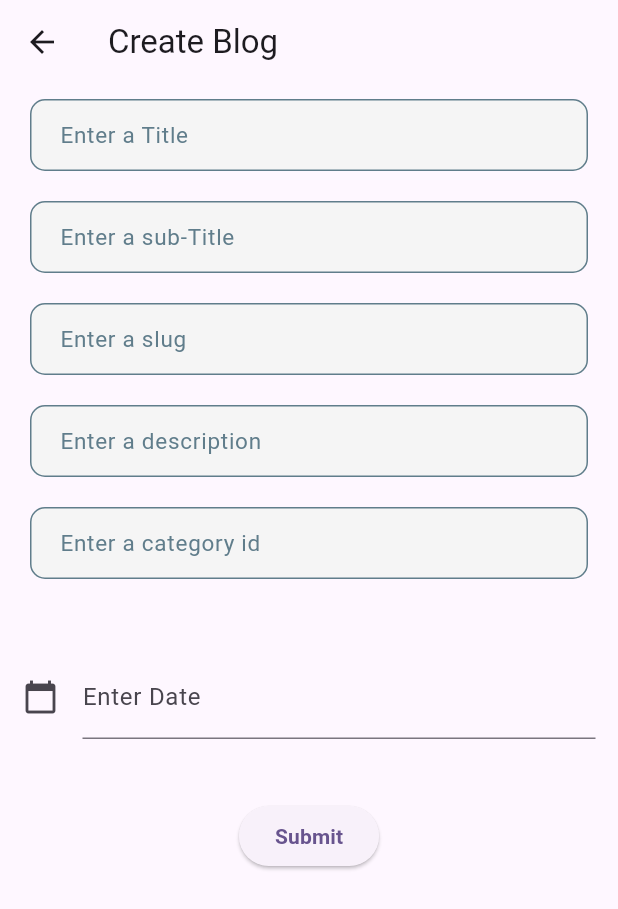
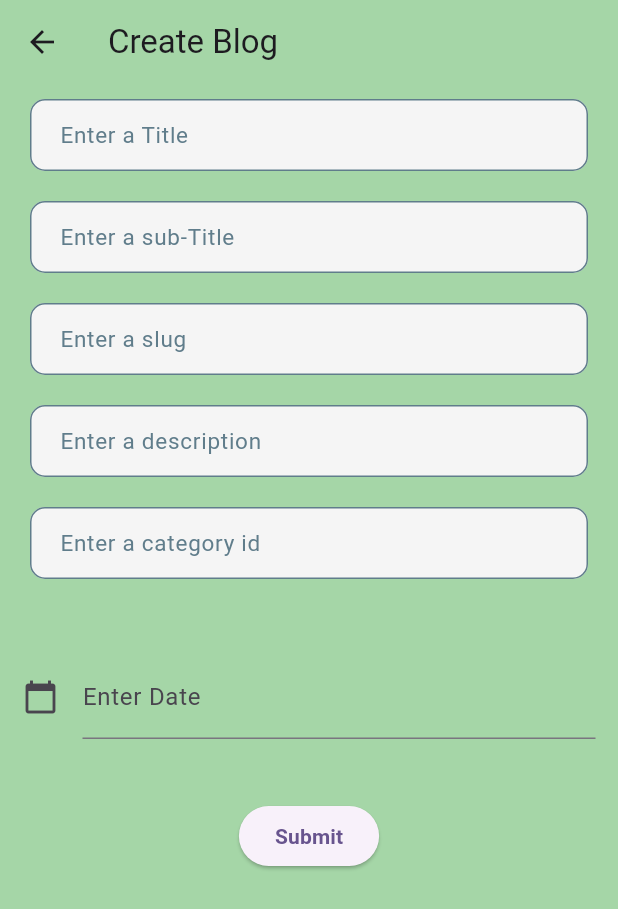
Before and after one commit to majharul-islam181/task_blogApp, a Flutter app: the CreateBlogScreen screen opened directly with empty values, on a phone screen of 412 x 824 dp. Shown: the top 909 px of the screen. Run offline on Flutter 3.47's test engine with Material 3 defaults, Android fonts, the phone set to English and light mode, and no system bars; our stand-ins replace lottie.

Commit message:
finally huuh.

```diff
--- a/lib/costom_widgets/costom_textfield.dart
+++ b/lib/costom_widgets/costom_textfield.dart
@@ -4,8 +4,8 @@ class CustomTextField extends StatelessWidget {
   final String labelText;
   final TextEditingController textEditingController;
   // final bool showErrorText;
-  const CustomTextField(
-      {super.key,
+  const CustomTextField({
+    super.key,
     required this.labelText,
     required this.textEditingController,
   });
@@ -40,8 +40,6 @@ class CustomTextField extends StatelessWidget {
             ),
             filled: true,
             fillColor: Colors.grey.shade100,
-            // errorText:
-            //     showErrorText == true ? "$labelText can not be empty." : null),
           ),
         ));
   }
--- a/lib/screens/createBlog_screen.dart
+++ b/lib/screens/createBlog_screen.dart
@@ -41,10 +41,9 @@ class _CreateBlogScreenState extends State<CreateBlogScreen> {
 
   void createBlog(String title, String subTitle, String slug, String categoryId,
       String description, String date) async {
-
-      Map<String, String> headers = {
-        "Authorization": 'Bearer ${widget.token}',
-      };
+    Map<String, String> headers = {
+      "Authorization": 'Bearer ${widget.token}',
+    };
 
     try {
       Response response = await post(
@@ -62,8 +61,6 @@ class _CreateBlogScreenState extends State<CreateBlogScreen> {
 
       if (response.statusCode == 200) {
         log('success');
-
-
 
         ScaffoldMessenger.of(context).showSnackBar(const SnackBar(
           content: Text("Successful"),
@@ -85,7 +82,9 @@ class _CreateBlogScreenState extends State<CreateBlogScreen> {
   @override
   Widget build(BuildContext context) {
     return Scaffold(
+      backgroundColor: Colors.green[200],
       appBar: AppBar(
+        backgroundColor: Colors.green[200],
         title: const Text('Create Blog'),
       ),
       body: Column(
@@ -136,7 +135,6 @@ class _CreateBlogScreenState extends State<CreateBlogScreen> {
               ))),
           ElevatedButton(
               onPressed: () {
-
                 createBlog(
                     _titleController.text,
                     _subTitleController.text,
--- a/lib/screens/login_screen.dart
+++ b/lib/screens/login_screen.dart
@@ -53,6 +53,7 @@ class _LoginScreenState extends State<LoginScreen> {
     return Scaffold(
       extendBodyBehindAppBar: false,
       appBar: AppBar(
+        backgroundColor: Colors.green[100],
         title: const Text('Smart Software Limited.'),
       ),
       body: ListView(
```
Lines whose indentation alone changed are shown as unchanged.
